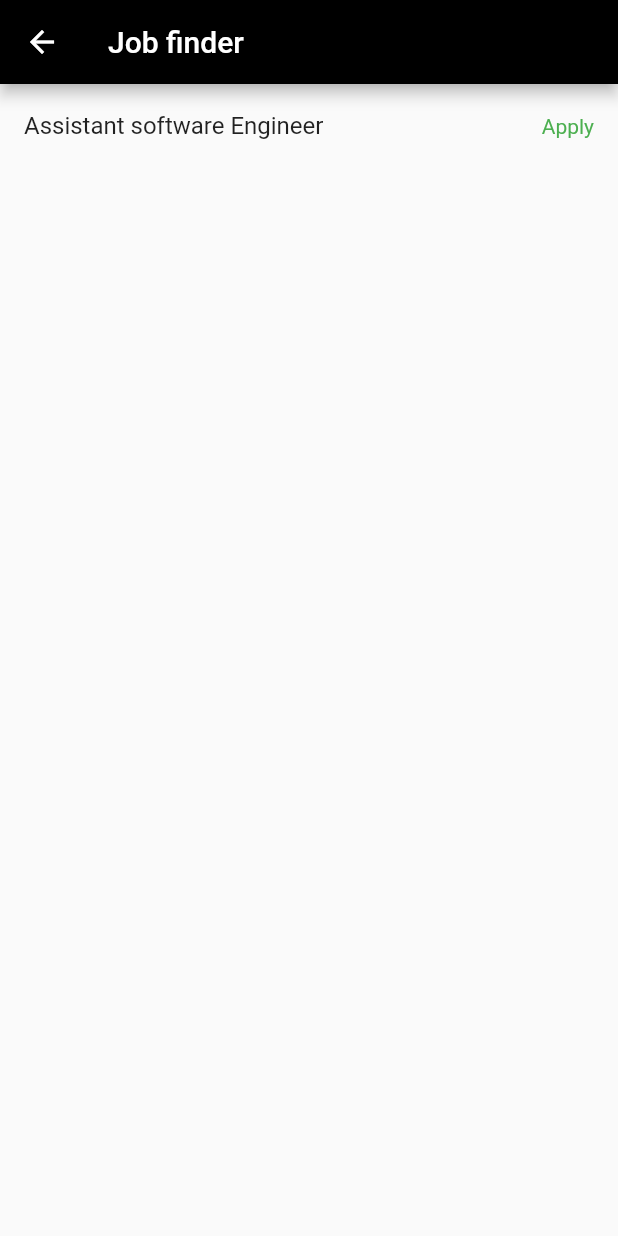
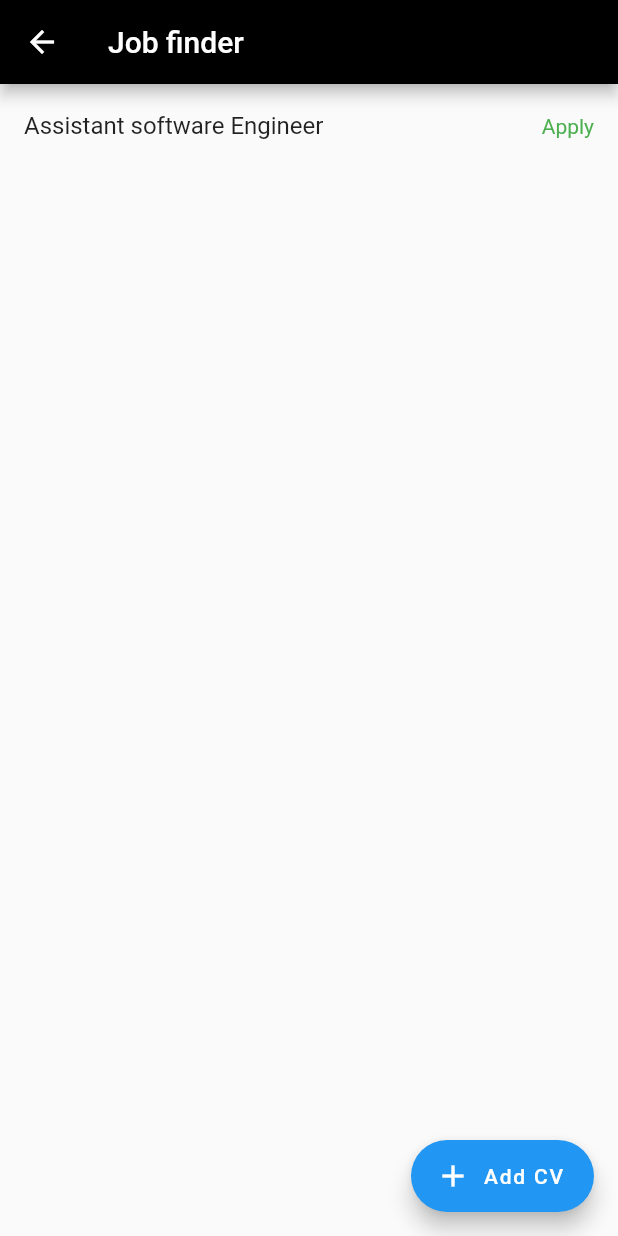
Before and after one commit to sandunsameera/flutter, a Flutter app: the Jobfinder screen opened directly, on a phone screen of 412 x 824 dp. Run offline on Flutter 3.47's test engine with Material 2 defaults, Android fonts, the phone set to English and light mode, and no system bars.

```diff
--- a/lib/Dashboard.dart
+++ b/lib/Dashboard.dart
@@ -1,4 +1,5 @@
 import 'package:ff/Jobfinder.dart';
+import 'package:ff/Mentorboard.dart';
 import 'package:ff/QuestionArea.dart';
 import 'package:ff/Timeline.dart';
 import 'package:flutter/material.dart';
@@ -54,7 +55,7 @@ class Dashboard extends StatelessWidget {
                 onTap: (){
                   Navigator.push(
                     context,
-                    MaterialPageRoute(builder: (context) => Dashboard()),
+                    MaterialPageRoute(builder: (context) => Mentorboard()),
                   );
                 },
               ),
--- a/lib/Jobfinder.dart
+++ b/lib/Jobfinder.dart
@@ -26,6 +26,8 @@ class Jobfinder extends StatelessWidget {
           ],
         ),
       ),
+      floatingActionButton: FloatingActionButton.extended(
+          onPressed: () {}, icon: Icon(Icons.add), label: Text("Add CV")),
     );
   }
 }
```
